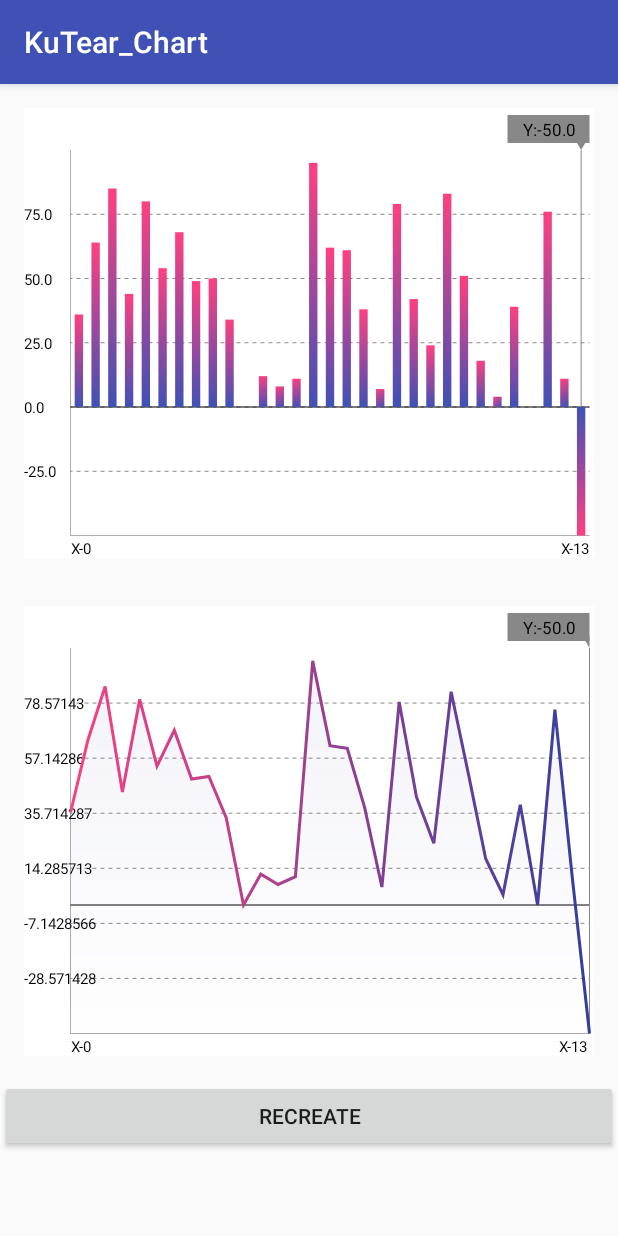
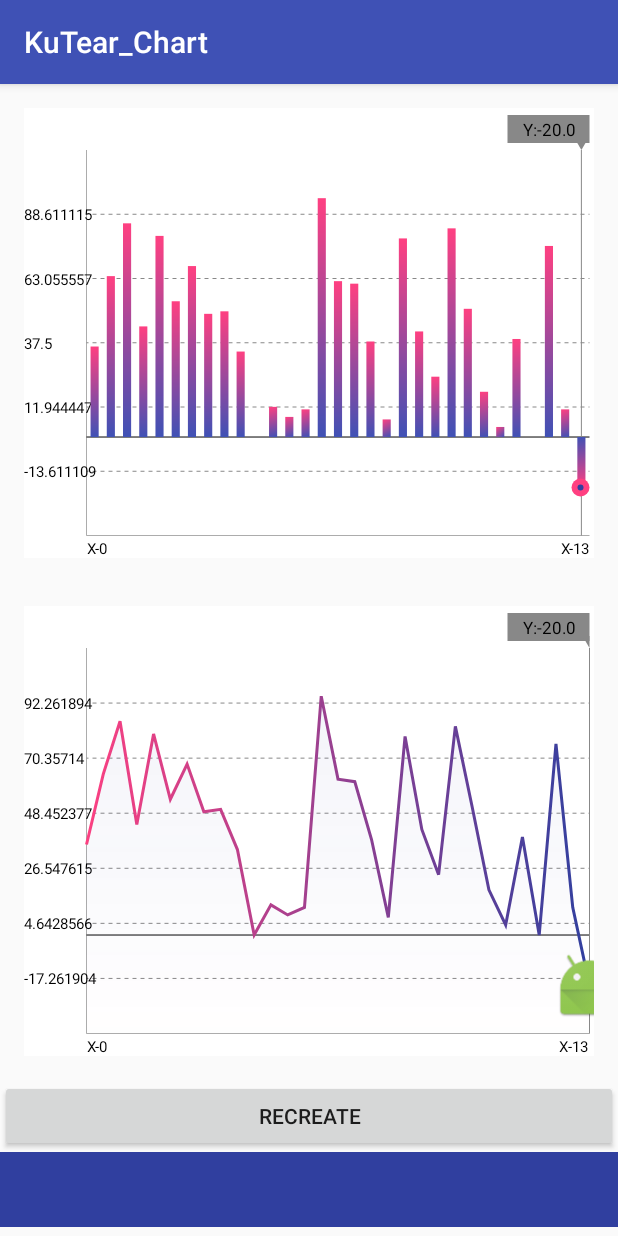
Before and after one commit to kutear/Android-Simple-Chart, an Android app: the screen it shows after launch (MainActivity), on a phone screen of 412 x 824 dp. Run offline under Robolectric (Android 15) with nearby library versions, the phone set to English and light mode, and no system bars.

Commit message:
折线图 柱状图

```diff
--- a/app/src/main/java/com/kutear/kutear_chart/MainActivity.java
+++ b/app/src/main/java/com/kutear/kutear_chart/MainActivity.java
@@ -29,7 +29,7 @@ public class MainActivity extends AppCompatActivity {
             int randomInt = random.nextInt(100);
             datas.add(new IChartContract.ChartSingleData(String.valueOf(i), randomInt));
         }
-        datas.add(new IChartContract.ChartSingleData("13", -50f));
+        datas.add(new IChartContract.ChartSingleData(String.valueOf(13), -20));
         HistogramView view = (HistogramView) findViewById(R.id.chart);
         view.setData(datas);
         TrendView trendView = (TrendView) findViewById(R.id.trend);
@@ -57,7 +57,7 @@ public class MainActivity extends AppCompatActivity {
 
             @Override
             public String getYMaxText() {
-                return "99.99";
+                return "99.9999";
             }
         });
 
@@ -76,12 +76,12 @@ public class MainActivity extends AppCompatActivity {
         view.setMaxMin(new IChartContract.IMaxMin() {
             @Override
             public float getMax(float max, float min) {
-                return 100;
+                return max + (max - min) / 6;
             }
 
             @Override
             public float getMin(float max, float min) {
-                return -50;
+                return min - (max - min) / 6;
             }
         });
 
--- a/app/src/main/java/com/kutear/kutear_chart/TestView.java
+++ b/app/src/main/java/com/kutear/kutear_chart/TestView.java
@@ -32,7 +32,6 @@ public class TestView extends View {
             }
         }
         ta.recycle();
-        setLayerType(View.LAYER_TYPE_SOFTWARE, null);
     }
 
     public TestView(Context context, @Nullable AttributeSet attrs, int defStyleAttr) {
@@ -46,8 +45,8 @@ public class TestView extends View {
     @Override
     protected void onDraw(Canvas canvas) {
         super.onDraw(canvas);
-        canvas.translate(400,0);
-        mDrawable.setBounds(0,100,100,0);
+        canvas.translate(getWidth()/2,0);
+        mDrawable.setBounds(-getWidth() / 2, 0, getWidth() / 2, getHeight());
         mDrawable.draw(canvas);
     }
 }
--- a/app/src/main/java/com/kutear/kutear_chart/view/AbsChartView.java
+++ b/app/src/main/java/com/kutear/kutear_chart/view/AbsChartView.java
@@ -3,15 +3,12 @@ package com.kutear.kutear_chart.view;
 import android.annotation.TargetApi;
 import android.content.Context;
 import android.content.res.TypedArray;
-import android.graphics.Bitmap;
-import android.graphics.BitmapFactory;
 import android.graphics.Canvas;
 import android.graphics.Color;
 import android.graphics.DashPathEffect;
 import android.graphics.Paint;
 import android.graphics.Path;
 import android.graphics.Rect;
-import android.graphics.drawable.BitmapDrawable;
 import android.graphics.drawable.Drawable;
 import android.os.Build;
 import android.os.Looper;
@@ -78,7 +75,6 @@ public abstract class AbsChartView extends View {
     private float mLastTapPointY;
     private float mOffset = .5f; //触摸线偏移一个单元格的比例
     private Drawable mTapDrawable;
-    private Context mCtx;
 
 
     public AbsChartView(Context context) {
@@ -101,7 +97,6 @@ public abstract class AbsChartView extends View {
     }
 
     private void init(Context context, @Nullable AttributeSet attrs, int defStyleAttr, int defStyleRes) {
-        this.mCtx = context;
         initDefaultValue(context);
         TypedArray ta = context.getTheme().obtainStyledAttributes(attrs, R.styleable.AbsChartView, defStyleAttr, 0);
         int n = ta.getIndexCount();
@@ -289,8 +284,19 @@ public abstract class AbsChartView extends View {
                 min = data.yData;
             }
         }
-        mMaxValue = max;
-        mMinValue = min;
+        if (Float.compare(max, min) == 0) {
+            mMaxValue = Math.abs(max);
+            mMinValue = -Math.abs(max);
+        } else {
+            mMaxValue = max;
+            mMinValue = min;
+        }
+        if (min > 0) {
+            mMinValue = 0;
+        }
+        if (mMaxValue < 0) {
+            mMaxValue = 0;
+        }
     }
 
     /**
@@ -318,6 +324,30 @@ public abstract class AbsChartView extends View {
         onDrawLineTips(canvas, mIndex);
         onDrawGraph(canvas);
         onDrawXText(canvas);
+        onDrawTapDrawable(canvas);
+    }
+
+    protected void onDrawTapDrawable(Canvas canvas) {
+        canvas.save();
+        canvas.translate(mOriginalX, mHeight - mOriginalY);
+
+        float where = whereIs(mIndex);
+        float height = getHeightOfIndex(mIndex);
+        float w = mTapDrawable.getIntrinsicWidth();
+        mTapDrawable.setBounds(
+                (int) (where - w / 2),
+                (int) (-height - w / 2),
+                (int) (where + w / 2),
+                (int) (-height + w / 2)
+        );
+
+        mTapDrawable.draw(canvas);
+        canvas.restore();
+    }
+
+    public void setTapDrawable(Drawable drawable) {
+        this.mTapDrawable = drawable;
+        refresh();
     }
 
     /**
@@ -327,8 +357,8 @@ public abstract class AbsChartView extends View {
      */
     private void onDrawAxis(Canvas canvas) {
         canvas.save();
-        String max = getYbyValue(getMaxValue());
-        mPaintController.mAxisYTextPaint.getTextBounds(getYMaxText(), 0, String.valueOf(max).length(), mRect);
+        String maxShow = getYMaxText();
+        mPaintController.mAxisYTextPaint.getTextBounds(maxShow, 0, String.valueOf(maxShow).length(), mRect);
         float yTextHeight = mRect.height();
         float yTextWidth = mRect.width();
         mOriginalX = yTextWidth + mYSpace + mSpace;
@@ -375,7 +405,7 @@ public abstract class AbsChartView extends View {
                     mPaintController.mHorizontalLinePaint);
             onDrawYText(canvas, i, -mOriginalX, -i * singleHeight + textHeight / 2);
         }
-        if (mMaxValue > 0 && mMinValue < 0) {
+        if (getMaxValue() > 0 && getMinValue() < 0) {
             float zeroLine = -getZeroLine();
             canvas.drawLine(0, zeroLine, axisWidth(), zeroLine, mPaintController.mZeroLinePaint);
         }
@@ -458,6 +488,7 @@ public abstract class AbsChartView extends View {
         if (count <= 0) {
             return;
         }
+        canvas.save();
         canvas.translate(mOriginalX, mHeight - mOriginalY);
         float w = axisWidth() / count;
         float axisLength = axisWidth();
@@ -473,8 +504,8 @@ public abstract class AbsChartView extends View {
                 start = 0;
             }
             canvas.drawText(showText, start, mXSpace + mRect.height(), mPaintController.mAxisXTextPaint);
-
         }
+        canvas.restore();
     }
 
     /**
@@ -576,7 +607,6 @@ public abstract class AbsChartView extends View {
 
     @Override
     public boolean onTouchEvent(MotionEvent event) {
-
         switch (event.getAction()) {
             case MotionEvent.ACTION_DOWN:
                 mIndex = getIndexOfPressed(event.getX());
--- a/app/src/main/java/com/kutear/kutear_chart/view/HistogramView.java
+++ b/app/src/main/java/com/kutear/kutear_chart/view/HistogramView.java
@@ -93,7 +93,7 @@ public class HistogramView extends AbsChartView {
             float drawHeight = -(getHeightOfIndex(i) - baseLine);
             float top = 0;
             float bottom = 0;
-            if (data.yData > 0) {
+            if (data.yData >= 0) {
                 top = drawHeight;
                 bottom = 0;
                 mPaintController.mPHistogramPaint.setShader(new LinearGradient(
@@ -111,14 +111,6 @@ public class HistogramView extends AbsChartView {
                 ));
                 canvas.drawRect(singleWidth * i + space, top, singleWidth * (i + 1) - space, bottom,
                         mPaintController.mNHistogramPaint);
-            }
-
-
-
-
-
-            if (getCurrentSelectIndex() == i) {
-                //绘制指示部分
             }
         }
         canvas.restore();
--- a/app/src/main/java/com/kutear/kutear_chart/view/TrendView.java
+++ b/app/src/main/java/com/kutear/kutear_chart/view/TrendView.java
@@ -5,14 +5,11 @@ import android.content.res.TypedArray;
 import android.graphics.Canvas;
 import android.graphics.Color;
 import android.graphics.LinearGradient;
-import android.graphics.Matrix;
 import android.graphics.Paint;
 import android.graphics.Path;
 import android.graphics.Shader;
-import android.os.SystemClock;
 import android.support.annotation.Nullable;
 import android.util.AttributeSet;
-import android.util.Log;
 
 import com.kutear.kutear_chart.R;
 
--- /dev/null
+++ b/app/src/main/res/drawable/demo.xml
@@ -0,0 +1,27 @@
+<?xml version="1.0" encoding="utf-8"?>
+<layer-list xmlns:android="http://schemas.android.com/apk/res/android">
+    <item
+        android:bottom="4dp"
+        android:left="4dp"
+        android:right="4dp"
+        android:top="4dp">
+        <shape android:shape="oval">
+            <size
+                android:width="5dp"
+                android:height="5dp"/>
+            <solid android:color="@color/colorAccent"/>
+        </shape>
+    </item>
+    <item
+        android:bottom="8dp"
+        android:left="8dp"
+        android:right="8dp"
+        android:top="8dp">
+        <shape android:shape="oval">
+            <size
+                android:width="4dp"
+                android:height="4dp"/>
+            <solid android:color="@color/colorPrimaryDark"/>
+        </shape>
+    </item>
+</layer-list>
--- a/app/src/main/res/drawable/test.xml
+++ b/app/src/main/res/drawable/test.xml
@@ -1,9 +1,10 @@
 <?xml version="1.0" encoding="utf-8"?>
 <shape xmlns:android="http://schemas.android.com/apk/res/android"
-    android:shape="oval">
+       android:shape="rectangle">
 
-    <solid android:color="@color/colorPrimary" />
     <size
-        android:width="30dp"
-        android:height="30dp" />
+        android:width="20dp"
+        android:height="20dp"/>
+    <solid android:color="@color/colorPrimaryDark"/>
+
 </shape>
--- a/app/src/main/res/layout/activity_main.xml
+++ b/app/src/main/res/layout/activity_main.xml
@@ -27,7 +27,7 @@
                 app:histogram_negative_top_color="@color/colorPrimary"
                 app:histogram_positive_bottom_color="@color/colorPrimary"
                 app:histogram_positive_top_color="@color/colorAccent"
-                app:tap_bg="@mipmap/ic_launcher"
+                app:tap_bg="@drawable/demo"
                 app:tips_size="11.6sp"
                 app:y_size="10sp"
                 tools:layout_editor_absoluteX="8dp"
@@ -43,6 +43,7 @@
                 android:padding="16dp"
                 app:axis_space="3dp"
                 app:tips_size="11.6sp"
+                app:tap_bg="@mipmap/ic_launcher"
                 app:trend_fill_end_color="@color/colorPrimaryDark"
                 app:trend_fill_start_color="@color/color_test"
                 app:trend_line_end_color="@color/colorPrimaryDark"
@@ -62,7 +63,7 @@
             <com.kutear.kutear_chart.TestView
                 android:layout_width="match_parent"
                 android:layout_height="50dp"
-                app:test="@mipmap/ic_launcher" />
+                app:test="@drawable/test" />
 
         </LinearLayout>
     </ScrollView>
--- a/app/src/main/res/values/attrs.xml
+++ b/app/src/main/res/values/attrs.xml
@@ -30,6 +30,7 @@
         <attr name="histogram_negative_bottom_color" format="color" />
         <attr name="histogram_width_percent" format="float" />
     </declare-styleable>
+
     <declare-styleable name="TrendView">
         <attr name="trend_line_start_color" format="color" />
         <attr name="trend_line_end_color" format="color" />
```
